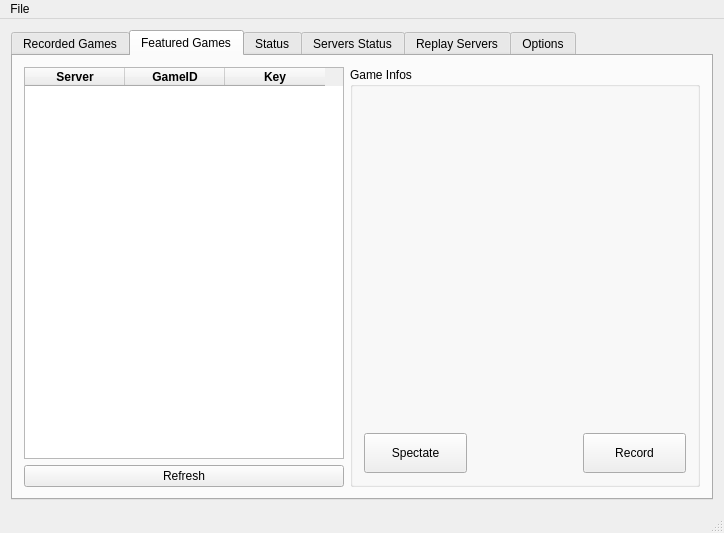
Qt form src/mainwindow.ui (Aztorius/legendsreplay) before a commit.
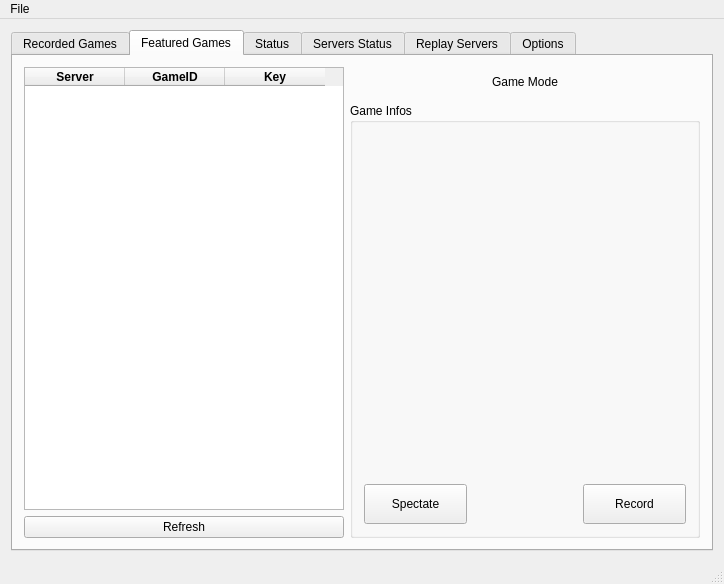
The same form after that commit. The open tabs and pages were chosen to show the change.

Commit message: Added: Game Mode info

Diff of the .ui file:
```diff
--- a/src/mainwindow.ui
+++ b/src/mainwindow.ui
@@ -7,7 +7,7 @@
     <x>0</x>
     <y>0</y>
     <width>724</width>
-    <height>533</height>
+    <height>584</height>
    </rect>
   </property>
   <property name="windowTitle">
@@ -361,78 +361,7 @@
         <string>Featured Games</string>
        </attribute>
        <layout class="QGridLayout" name="gridLayout">
-        <item row="0" column="0" rowspan="2">
-         <widget class="QTableWidget" name="tableWidget_featured">
-          <property name="editTriggers">
-           <set>QAbstractItemView::NoEditTriggers</set>
-          </property>
-          <property name="alternatingRowColors">
-           <bool>true</bool>
-          </property>
-          <property name="selectionMode">
-           <enum>QAbstractItemView::SingleSelection</enum>
-          </property>
-          <property name="selectionBehavior">
-           <enum>QAbstractItemView::SelectRows</enum>
-          </property>
-          <property name="sortingEnabled">
-           <bool>true</bool>
-          </property>
-          <attribute name="horizontalHeaderHighlightSections">
-           <bool>false</bool>
-          </attribute>
-          <attribute name="horizontalHeaderShowSortIndicator" stdset="0">
-           <bool>true</bool>
-          </attribute>
-          <attribute name="verticalHeaderDefaultSectionSize">
-           <number>20</number>
-          </attribute>
-          <attribute name="verticalHeaderShowSortIndicator" stdset="0">
-           <bool>false</bool>
-          </attribute>
-          <column>
-           <property name="text">
-            <string>Server</string>
-           </property>
-           <property name="font">
-            <font>
-             <weight>75</weight>
-             <bold>true</bold>
-            </font>
-           </property>
-          </column>
-          <column>
-           <property name="text">
-            <string>GameID</string>
-           </property>
-           <property name="font">
-            <font>
-             <weight>75</weight>
-             <bold>true</bold>
-            </font>
-           </property>
-          </column>
-          <column>
-           <property name="text">
-            <string>Key</string>
-           </property>
-           <property name="font">
-            <font>
-             <weight>75</weight>
-             <bold>true</bold>
-            </font>
-           </property>
-          </column>
-         </widget>
-        </item>
-        <item row="2" column="0">
-         <widget class="QPushButton" name="pushButton_2">
-          <property name="text">
-           <string>Refresh</string>
-          </property>
-         </widget>
-        </item>
-        <item row="0" column="1" rowspan="3">
+        <item row="1" column="1" rowspan="3">
          <widget class="QGroupBox" name="groupBox">
           <property name="minimumSize">
            <size>
@@ -593,6 +522,93 @@
           </layout>
          </widget>
         </item>
+        <item row="3" column="0">
+         <widget class="QPushButton" name="pushButton_2">
+          <property name="text">
+           <string>Refresh</string>
+          </property>
+         </widget>
+        </item>
+        <item row="0" column="1">
+         <widget class="QLabel" name="label_featuredgames_gamemode">
+          <property name="maximumSize">
+           <size>
+            <width>16777215</width>
+            <height>30</height>
+           </size>
+          </property>
+          <property name="text">
+           <string>Game Mode</string>
+          </property>
+          <property name="alignment">
+           <set>Qt::AlignCenter</set>
+          </property>
+         </widget>
+        </item>
+        <item row="0" column="0" rowspan="3">
+         <widget class="QTableWidget" name="tableWidget_featured">
+          <property name="editTriggers">
+           <set>QAbstractItemView::NoEditTriggers</set>
+          </property>
+          <property name="alternatingRowColors">
+           <bool>true</bool>
+          </property>
+          <property name="selectionMode">
+           <enum>QAbstractItemView::SingleSelection</enum>
+          </property>
+          <property name="selectionBehavior">
+           <enum>QAbstractItemView::SelectRows</enum>
+          </property>
+          <property name="sortingEnabled">
+           <bool>true</bool>
+          </property>
+          <attribute name="horizontalHeaderHighlightSections">
+           <bool>false</bool>
+          </attribute>
+          <attribute name="horizontalHeaderShowSortIndicator" stdset="0">
+           <bool>true</bool>
+          </attribute>
+          <attribute name="verticalHeaderDefaultSectionSize">
+           <number>20</number>
+          </attribute>
+          <attribute name="verticalHeaderShowSortIndicator" stdset="0">
+           <bool>false</bool>
+          </attribute>
+          <column>
+           <property name="text">
+            <string>Server</string>
+           </property>
+           <property name="font">
+            <font>
+             <weight>75</weight>
+             <bold>true</bold>
+            </font>
+           </property>
+          </column>
+          <column>
+           <property name="text">
+            <string>GameID</string>
+           </property>
+           <property name="font">
+            <font>
+             <weight>75</weight>
+             <bold>true</bold>
+            </font>
+           </property>
+          </column>
+          <column>
+           <property name="text">
+            <string>Key</string>
+           </property>
+           <property name="font">
+            <font>
+             <weight>75</weight>
+             <bold>true</bold>
+            </font>
+           </property>
+          </column>
+         </widget>
+        </item>
        </layout>
       </widget>
       <widget class="QWidget" name="tab_6">
```
Left out of the diff: 174 changed lines with no effect on the pictures. The commit also changes 1 other file.
